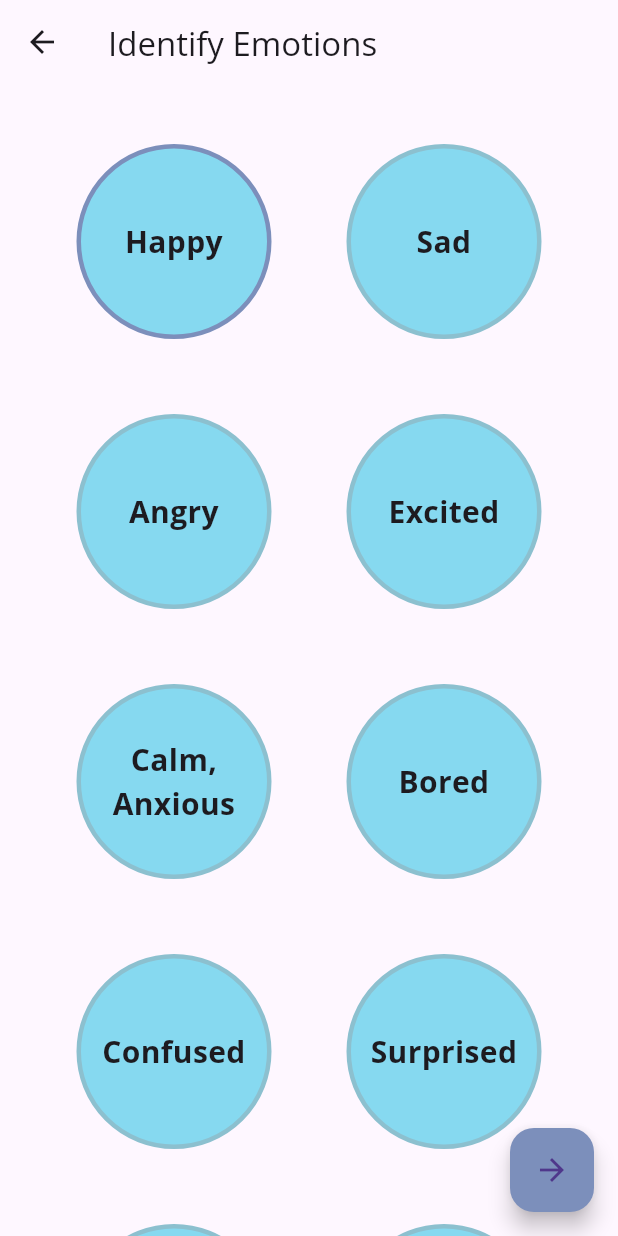
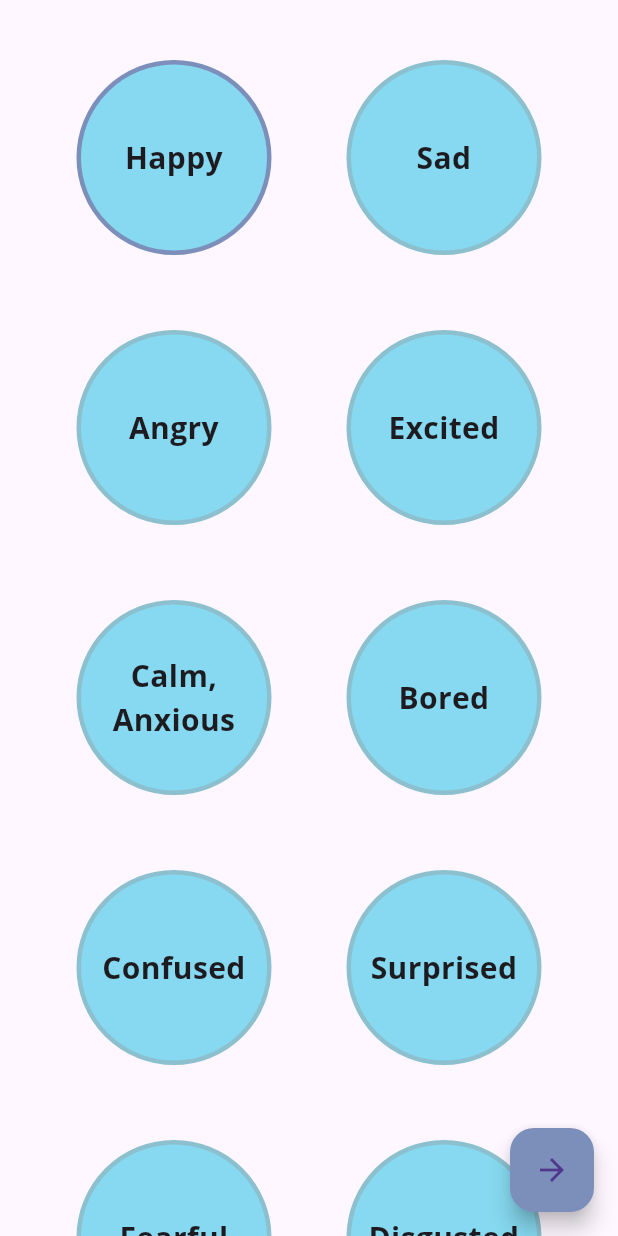
Before and after one commit to ISIS3510-202520/Flutter, a Flutter app: the IdentifyEmotionsView screen opened directly, after a tap on "Happy", after a tap on the "arrow forward" icon, on a phone screen of 412 x 824 dp. Run offline on Flutter 3.47's test engine with Material 3 defaults, Android fonts, the phone set to English and light mode, and no system bars; our stand-ins replace cloud_firestore, firebase_auth, firebase_core, flutter_dotenv, google_fonts; accounts and stored records are empty.

Commit message:
Identify emotions view finished

```diff
--- a/lib/app.dart
+++ b/lib/app.dart
@@ -1,5 +1,6 @@
 import 'package:flutter/material.dart';
 import 'package:google_fonts/google_fonts.dart';
+import 'package:here4u/mvvm/ui/view/Identify_emotions/Identify_emotions_view.dart';
 import 'package:here4u/mvvm/ui/view/auth/auth_view.dart';
 class App extends StatelessWidget {
   const App({super.key});
@@ -28,6 +29,11 @@ class App extends StatelessWidget {
         textTheme: GoogleFonts.openSansTextTheme(), // Apply Google Fonts Sans-serif
       ),
       home: const AuthView(),
+
+      // If you want to use IdentifyEmotionsView with its ViewModel, uncomment below
+
+      // home: const IdentifyEmotionsView(),
+
     );
   }
 }
--- a/lib/mvvm/ui/view/Identify_emotions/Identify_emotions_view.dart
+++ b/lib/mvvm/ui/view/Identify_emotions/Identify_emotions_view.dart
@@ -11,9 +11,6 @@ class IdentifyEmotionsView extends StatelessWidget {
     final emotions = viewModel.emotions;
 
     return Scaffold(
-      appBar: AppBar(
-        title: const Text("Identify Emotions"),
-      ),
       body: ScrollConfiguration(
         behavior: ScrollConfiguration.of(context).copyWith(
           scrollbars: false,
@@ -35,13 +32,13 @@ class IdentifyEmotionsView extends StatelessWidget {
           ? FloatingActionButton(
               backgroundColor: Color(0xFF7C8FBB),
               onPressed: () {
-                if (viewModel.confirmSelection()) {
-                  Navigator.pushNamed(
-                    context,
-                    "/next",
-                    arguments: viewModel.selectedEmotion,
-                  );
-                }
+                // if (viewModel.confirmSelection()) {
+                //   Navigator.pushNamed(
+                //     context,
+                //     "/next",
+                //     arguments: viewModel.selectedEmotion,
+                //   );
+                // }
               },
               child: const Icon(Icons.arrow_forward),
             )
--- a/lib/mvvm/ui/view_model/Identify_emotions_view_model.dart
+++ b/lib/mvvm/ui/view_model/Identify_emotions_view_model.dart
@@ -2,7 +2,7 @@ import 'package:flutter/foundation.dart';
 
 class IdentifyEmotionsViewModel extends ChangeNotifier {
 
-  final List<String> emotions = ["Happy", "Sad", "Angry", "Excited", "Calm, Anxious", "Bored", "Confused", "Surprised", "Fearful", "Disgusted"];
+  final List<String> emotions = ["Happy", "Sad", "Angry", "Excited", "Calm, Anxious", "Bored", "Confused", "Surprised", "Fearful", "Disgusted", "Lonely", "Proud"];
 
 
   String? selectedEmotion;
```
Also changed, not shown: lib/main.dart (+11 -0 lines), pubspec.lock.
